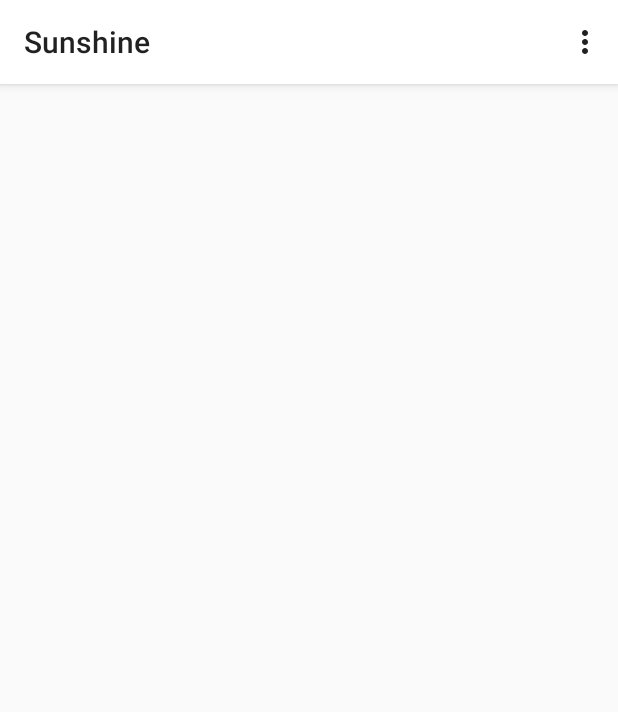
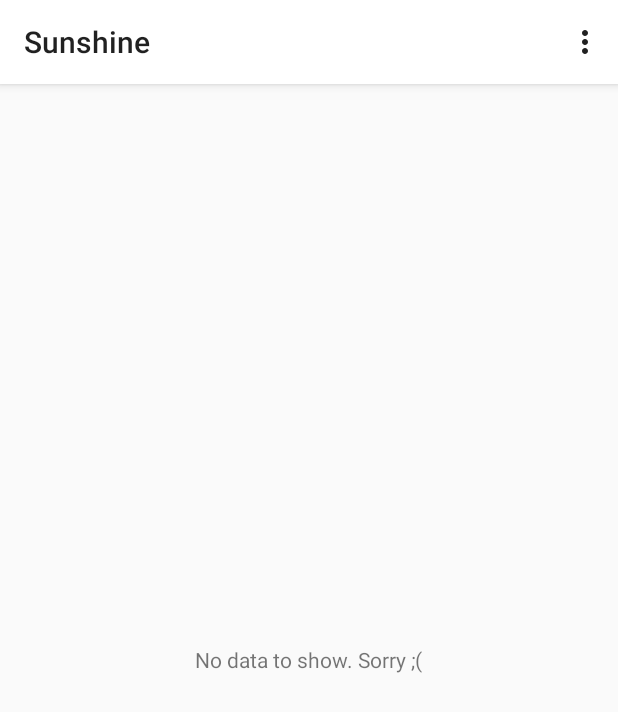
Before and after one commit to Hackafe/android-fundamentals-course, an Android app: the screen it shows after launch (MainActivity), on a phone screen of 412 x 824 dp. Shown: the top 712 px of the screen. Run offline under Robolectric (Android 15) with nearby library versions, the phone set to English and light mode, and no system bars; 2 statements that could not run were skipped.

Commit message:
display empty view when no data

```diff
--- a/app/src/main/java/org/hackafe/sunshine/ForecastFragment.java
+++ b/app/src/main/java/org/hackafe/sunshine/ForecastFragment.java
@@ -81,6 +81,8 @@ public class ForecastFragment extends Fragment implements LoaderManager.LoaderCa
                 },
                 0);
         final ListView collection = (ListView) rootView.findViewById(R.id.container);
+        final View emptyView = rootView.findViewById(R.id.empty);
+        collection.setEmptyView(emptyView);
         collection.setAdapter(adapter);
 
         collection.setOnItemClickListener(new AdapterView.OnItemClickListener() {
--- a/app/src/main/res/layout/fragment_main.xml
+++ b/app/src/main/res/layout/fragment_main.xml
@@ -1,7 +1,18 @@
 <?xml version="1.0" encoding="utf-8"?>
-<ListView xmlns:android="http://schemas.android.com/apk/res/android"
-    android:id="@+id/container"
+<FrameLayout xmlns:android="http://schemas.android.com/apk/res/android"
     android:layout_width="match_parent"
     android:layout_height="match_parent">
 
-</ListView>
+    <ListView
+        android:id="@+id/container"
+        android:layout_width="match_parent"
+        android:layout_height="match_parent" />
+
+    <TextView
+        android:id="@+id/empty"
+        android:layout_width="wrap_content"
+        android:layout_height="wrap_content"
+        android:layout_gravity="center"
+        android:text="No data to show. Sorry ;(" />
+
+</FrameLayout>
```
